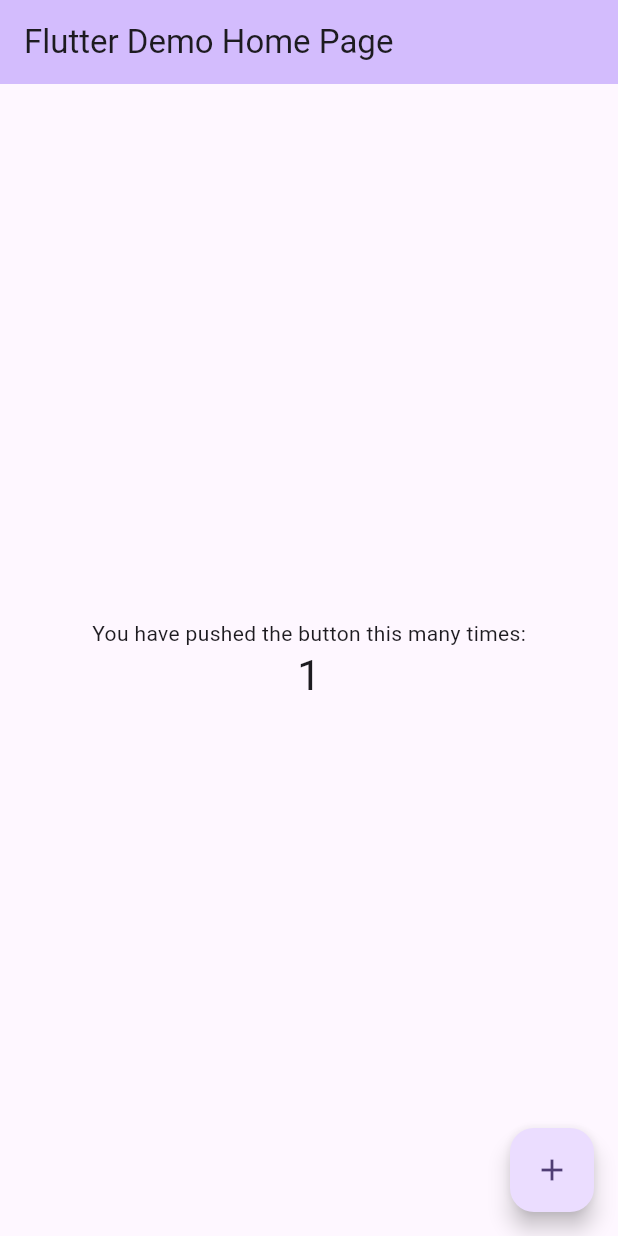
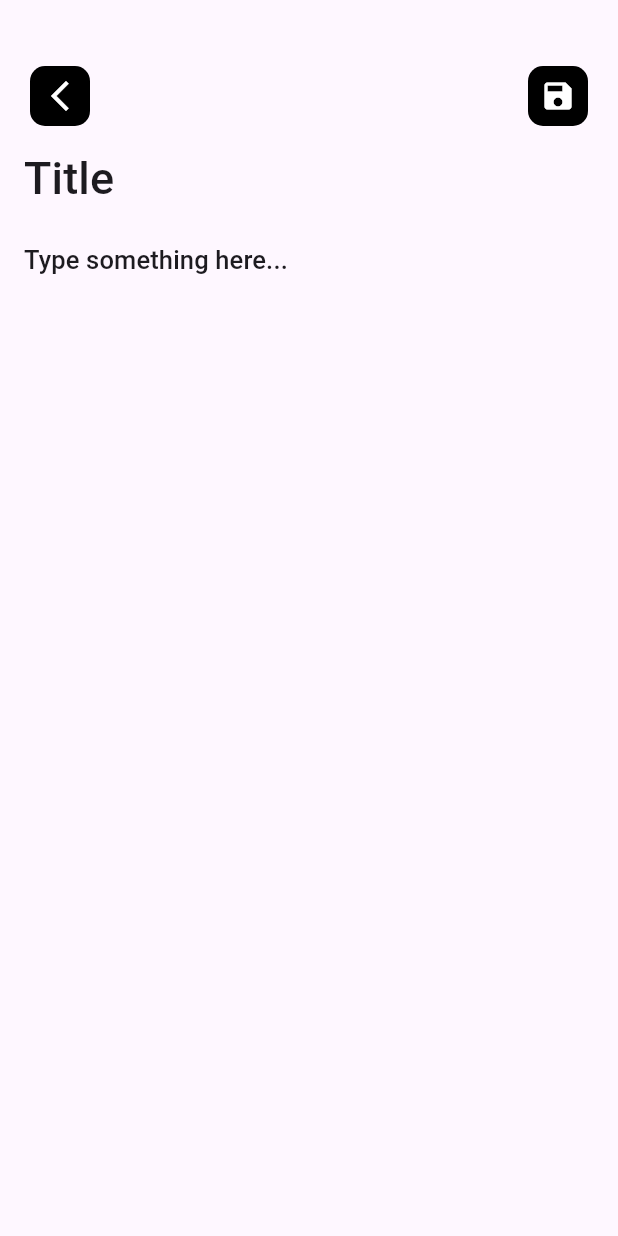
Before and after one commit to nashvak/sqflite_bloc_crud, a Flutter app: the screen it shows after launch, after a tap on the "add" icon, on a phone screen of 412 x 824 dp. Run offline on Flutter 3.47's test engine with Material 3 defaults, Android fonts, the phone set to English and light mode, and no system bars.

Commit message:
homescreen uiand addscreen ui done

```diff
--- a/lib/main.dart
+++ b/lib/main.dart
@@ -1,4 +1,5 @@
 import 'package:flutter/material.dart';
+import 'package:todo_app_bloc/screen/homescreen.dart';
 
 void main() {
   runApp(const MyApp());
@@ -7,119 +8,15 @@ void main() {
 class MyApp extends StatelessWidget {
   const MyApp({super.key});
 
-  // This widget is the root of your application.
   @override
   Widget build(BuildContext context) {
     return MaterialApp(
-      title: 'Flutter Demo',
+      title: 'Todo using bloc',
       theme: ThemeData(
-        // This is the theme of your application.
-        //
-        // TRY THIS: Try running your application with "flutter run". You'll see
-        // the application has a purple toolbar. Then, without quitting the app,
-        // try changing the seedColor in the colorScheme below to Colors.green
-        // and then invoke "hot reload" (save your changes or press the "hot
-        // reload" button in a Flutter-supported IDE, or press "r" if you used
-        // the command line to start the app).
-        //
-        // Notice that the counter didn't reset back to zero; the application
-        // state is not lost during the reload. To reset the state, use hot
-        // restart instead.
-        //
-        // This works for code too, not just values: Most code changes can be
-        // tested with just a hot reload.
         colorScheme: ColorScheme.fromSeed(seedColor: Colors.deepPurple),
         useMaterial3: true,
       ),
-      home: const MyHomePage(title: 'Flutter Demo Home Page'),
+      home: HomeScreen(),
     );
   }
 }
-
-class MyHomePage extends StatefulWidget {
-  const MyHomePage({super.key, required this.title});
-
-  // This widget is the home page of your application. It is stateful, meaning
-  // that it has a State object (defined below) that contains fields that affect
-  // how it looks.
-
-  // This class is the configuration for the state. It holds the values (in this
-  // case the title) provided by the parent (in this case the App widget) and
-  // used by the build method of the State. Fields in a Widget subclass are
-  // always marked "final".
-
-  final String title;
-
-  @override
-  State<MyHomePage> createState() => _MyHomePageState();
-}
-
-class _MyHomePageState extends State<MyHomePage> {
-  int _counter = 0;
-
-  void _incrementCounter() {
-    setState(() {
-      // This call to setState tells the Flutter framework that something has
-      // changed in this State, which causes it to rerun the build method below
-      // so that the display can reflect the updated values. If we changed
-      // _counter without calling setState(), then the build method would not be
-      // called again, and so nothing would appear to happen.
-      _counter++;
-    });
-  }
-
-  @override
-  Widget build(BuildContext context) {
-    // This method is rerun every time setState is called, for instance as done
-    // by the _incrementCounter method above.
-    //
-    // The Flutter framework has been optimized to make rerunning build methods
-    // fast, so that you can just rebuild anything that needs updating rather
-    // than having to individually change instances of widgets.
-    return Scaffold(
-      appBar: AppBar(
-        // TRY THIS: Try changing the color here to a specific color (to
-        // Colors.amber, perhaps?) and trigger a hot reload to see the AppBar
-        // change color while the other colors stay the same.
-        backgroundColor: Theme.of(context).colorScheme.inversePrimary,
-        // Here we take the value from the MyHomePage object that was created by
-        // the App.build method, and use it to set our appbar title.
-        title: Text(widget.title),
-      ),
-      body: Center(
-        // Center is a layout widget. It takes a single child and positions it
-        // in the middle of the parent.
-        child: Column(
-          // Column is also a layout widget. It takes a list of children and
-          // arranges them vertically. By default, it sizes itself to fit its
-          // children horizontally, and tries to be as tall as its parent.
-          //
-          // Column has various properties to control how it sizes itself and
-          // how it positions its children. Here we use mainAxisAlignment to
-          // center the children vertically; the main axis here is the vertical
-          // axis because Columns are vertical (the cross axis would be
-          // horizontal).
-          //
-          // TRY THIS: Invoke "debug painting" (choose the "Toggle Debug Paint"
-          // action in the IDE, or press "p" in the console), to see the
-          // wireframe for each widget.
-          mainAxisAlignment: MainAxisAlignment.center,
-          children: <Widget>[
-            const Text(
-              'You have pushed the button this many times:',
-            ),
-            Text(
-              '$_counter',
-              style: Theme.of(context).textTheme.headlineMedium,
-            ),
-          ],
-        ),
-      ),
-      floatingActionButton: FloatingActionButton(
-        onPressed: _incrementCounter,
-        tooltip: 'Increment',
-        child: const Icon(Icons.add),
-      ), // This trailing comma makes auto-formatting nicer for build methods.
-    );
-  }
-}
--- /dev/null
+++ b/lib/screen/addscreen.dart
@@ -0,0 +1,56 @@
+import 'package:flutter/material.dart';
+import 'package:todo_app_bloc/screen/widgets/addscreen_appbar.dart';
+
+class AddScreen extends StatelessWidget {
+  AddScreen({super.key});
+  TextEditingController titleController = TextEditingController();
+  TextEditingController contentController = TextEditingController();
+  @override
+  Widget build(BuildContext context) {
+    return Scaffold(
+      body: Padding(
+        padding: const EdgeInsets.fromLTRB(16, 40, 16, 0),
+        child: Column(
+          children: [
+            const AddscreenAppbar(),
+            Expanded(
+                child: ListView(
+              children: [
+                TextFormField(
+                  controller: titleController,
+                  // cursorColor: style.color,
+                  style: Theme.of(context)
+                      .textTheme
+                      .titleMedium!
+                      .copyWith(fontSize: 30),
+                  decoration: InputDecoration(
+                    border: InputBorder.none,
+                    hintText: 'Title',
+                    hintStyle: Theme.of(context)
+                        .textTheme
+                        .titleSmall!
+                        .copyWith(fontSize: 30),
+                  ),
+                ),
+                TextFormField(
+                  controller: contentController,
+                  // cursorColor: style.color,
+                  style: Theme.of(context).textTheme.titleMedium,
+                  maxLines: null,
+                  decoration: InputDecoration(
+                    border: InputBorder.none,
+                    hintText: 'Type something here...',
+                    hintStyle: Theme.of(context)
+                        .textTheme
+                        .titleSmall!
+                        .copyWith(fontSize: 17),
+                  ),
+                ),
+              ],
+            )),
+          ],
+        ),
+      ),
+    );
+  }
+}
--- /dev/null
+++ b/lib/screen/homescreen.dart
@@ -0,0 +1,26 @@
+import 'package:flutter/material.dart';
+import 'package:todo_app_bloc/screen/addscreen.dart';
+
+class HomeScreen extends StatelessWidget {
+  const HomeScreen({super.key});
+
+  @override
+  Widget build(BuildContext context) {
+    return Scaffold(
+      appBar: AppBar(
+        title: const Text(
+          'Tasks',
+          style: TextStyle(fontWeight: FontWeight.bold),
+        ),
+      ),
+      body: const Text('Home'),
+      floatingActionButton: FloatingActionButton(
+        onPressed: () {
+          Navigator.push(
+              context, MaterialPageRoute(builder: (context) => AddScreen()));
+        },
+        child: const Icon(Icons.add),
+      ),
+    );
+  }
+}
--- /dev/null
+++ b/lib/screen/widgets/addscreen_appbar.dart
@@ -0,0 +1,53 @@
+import 'package:flutter/material.dart';
+
+class AddscreenAppbar extends StatelessWidget {
+  const AddscreenAppbar({
+    super.key,
+  });
+
+  @override
+  Widget build(BuildContext context) {
+    return Row(
+      mainAxisAlignment: MainAxisAlignment.spaceBetween,
+      children: [
+        IconButton(
+          onPressed: () {
+            Navigator.pop(context);
+            //context.go('/home');
+          },
+          padding: const EdgeInsets.all(0),
+          icon: Container(
+            width: 40,
+            height: 40,
+            decoration: BoxDecoration(
+              color: Colors.black,
+              borderRadius: BorderRadius.circular(10),
+            ),
+            child: const Icon(
+              Icons.arrow_back_ios_new,
+              color: Colors.white,
+            ),
+          ),
+        ),
+        IconButton(
+          onPressed: () {
+            // saveButton(context);
+          },
+          padding: const EdgeInsets.all(0),
+          icon: Container(
+            width: 40,
+            height: 40,
+            decoration: BoxDecoration(
+              color: Colors.black,
+              borderRadius: BorderRadius.circular(10),
+            ),
+            child: const Icon(
+              Icons.save,
+              color: Colors.white,
+            ),
+          ),
+        ),
+      ],
+    );
+  }
+}
```
